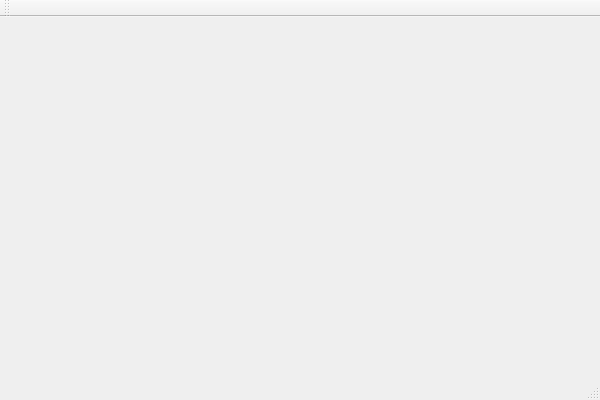
Qt form src/Fishy.ui (Chankeep/Fishy) before a commit.
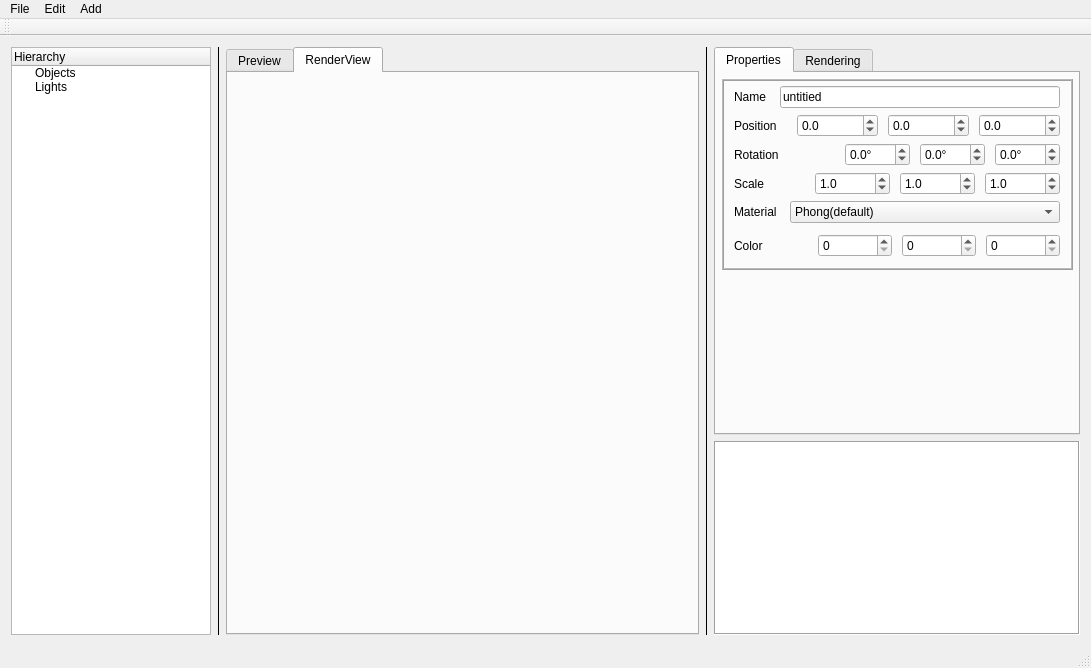
The same form after that commit. The open tabs and pages were chosen to show the change.

Commit message: Improve some features of the UI: 1. Hierarchy and Properties control of objects 2. Implement Material to control the colour

What changed in the file:
```diff
--- a/src/Fishy.ui
+++ b/src/Fishy.ui
@@ -6,23 +6,1148 @@
    <rect>
     <x>0</x>
     <y>0</y>
-    <width>600</width>
-    <height>400</height>
+    <width>1091</width>
+    <height>668</height>
    </rect>
   </property>
   <property name="windowTitle">
    <string>FishyRenderer</string>
   </property>
-  <widget class="QWidget" name="centralWidget"/>
+  <property name="dockOptions">
+   <set>QMainWindow::AnimatedDocks|QMainWindow::VerticalTabs</set>
+  </property>
+  <widget class="QWidget" name="centralWidget">
+   <property name="sizePolicy">
+    <sizepolicy hsizetype="Expanding" vsizetype="Expanding">
+     <horstretch>0</horstretch>
+     <verstretch>0</verstretch>
+    </sizepolicy>
+   </property>
+   <property name="minimumSize">
+    <size>
+     <width>800</width>
+     <height>600</height>
+    </size>
+   </property>
+   <property name="autoFillBackground">
+    <bool>true</bool>
+   </property>
+   <layout class="QGridLayout" name="gridLayout" columnstretch="2,1,7,1,3">
+    <item row="0" column="3">
+     <widget class="Line" name="line_2">
+      <property name="frameShadow">
+       <enum>QFrame::Plain</enum>
+      </property>
+      <property name="lineWidth">
+       <number>1</number>
+      </property>
+      <property name="midLineWidth">
+       <number>5</number>
+      </property>
+      <property name="orientation">
+       <enum>Qt::Vertical</enum>
+      </property>
+     </widget>
+    </item>
+    <item row="0" column="1">
+     <widget class="Line" name="line">
+      <property name="frameShadow">
+       <enum>QFrame::Plain</enum>
+      </property>
+      <property name="midLineWidth">
+       <number>5</number>
+      </property>
+      <property name="orientation">
+       <enum>Qt::Vertical</enum>
+      </property>
+     </widget>
+    </item>
+    <item row="0" column="0">
+     <widget class="QTreeWidget" name="sceneTreeWidget">
+      <property name="sizePolicy">
+       <sizepolicy hsizetype="Expanding" vsizetype="Expanding">
+        <horstretch>0</horstretch>
+        <verstretch>0</verstretch>
+       </sizepolicy>
+      </property>
+      <property name="minimumSize">
+       <size>
+        <width>200</width>
+        <height>0</height>
+       </size>
+      </property>
+      <property name="animated">
+       <bool>false</bool>
+      </property>
+      <column>
+       <property name="text">
+        <string>Hierarchy</string>
+       </property>
+      </column>
+      <item>
+       <property name="text">
+        <string>Objects</string>
+       </property>
+      </item>
+      <item>
+       <property name="text">
+        <string>Lights</string>
+       </property>
+      </item>
+     </widget>
+    </item>
+    <item row="0" column="2">
+     <widget class="QTabWidget" name="displayWidgets">
+      <property name="currentIndex">
+       <number>0</number>
+      </property>
+      <widget class="QWidget" name="previewWidget">
+       <attribute name="title">
+        <string>Preview</string>
+       </attribute>
+      </widget>
+      <widget class="QWidget" name="renderWidget">
+       <attribute name="title">
+        <string>RenderView</string>
+       </attribute>
+       <layout class="QGridLayout" name="gridLayout_5">
+        <item row="1" column="0">
+         <widget class="QLabel" name="renderImage">
+          <property name="text">
+           <string/>
+          </property>
+         </widget>
+        </item>
+       </layout>
+      </widget>
+     </widget>
+    </item>
+    <item row="0" column="4">
+     <layout class="QVBoxLayout" name="verticalLayout_4" stretch="2,1">
+      <item>
+       <widget class="QTabWidget" name="tabWidget">
+        <property name="autoFillBackground">
+         <bool>false</bool>
+        </property>
+        <property name="tabPosition">
+         <enum>QTabWidget::North</enum>
+        </property>
+        <property name="tabShape">
+         <enum>QTabWidget::Rounded</enum>
+        </property>
+        <property name="currentIndex">
+         <number>0</number>
+        </property>
+        <property name="elideMode">
+         <enum>Qt::ElideRight</enum>
+        </property>
+        <property name="documentMode">
+         <bool>false</bool>
+        </property>
+        <property name="tabsClosable">
+         <bool>false</bool>
+        </property>
+        <property name="movable">
+         <bool>false</bool>
+        </property>
+        <property name="tabBarAutoHide">
+         <bool>false</bool>
+        </property>
+        <widget class="QWidget" name="propertiesTab">
+         <property name="enabled">
+          <bool>true</bool>
+         </property>
+         <attribute name="title">
+          <string>Properties</string>
+         </attribute>
+         <layout class="QGridLayout" name="gridLayout_2">
+          <property name="leftMargin">
+           <number>5</number>
+          </property>
+          <property name="topMargin">
+           <number>5</number>
+          </property>
+          <property name="rightMargin">
+           <number>5</number>
+          </property>
+          <property name="bottomMargin">
+           <number>5</number>
+          </property>
+          <property name="spacing">
+           <number>5</number>
+          </property>
+          <item row="0" column="0">
+           <layout class="QVBoxLayout" name="verticalLayout_2">
+            <property name="spacing">
+             <number>5</number>
+            </property>
+            <item>
+             <widget class="QStackedWidget" name="propertyWidget">
+              <property name="frameShape">
+               <enum>QFrame::Box</enum>
+              </property>
+              <property name="frameShadow">
+               <enum>QFrame::Raised</enum>
+              </property>
+              <property name="lineWidth">
+               <number>1</number>
+              </property>
+              <property name="midLineWidth">
+               <number>1</number>
+              </property>
+              <property name="currentIndex">
+               <number>0</number>
+              </property>
+              <widget class="QWidget" name="baseObjPage">
+               <layout class="QGridLayout" name="gridLayout_3">
+                <property name="leftMargin">
+                 <number>5</number>
+                </property>
+                <property name="topMargin">
+                 <number>5</number>
+                </property>
+                <property name="rightMargin">
+                 <number>5</number>
+                </property>
+                <property name="bottomMargin">
+                 <number>5</number>
+                </property>
+                <property name="horizontalSpacing">
+                 <number>4</number>
+                </property>
+                <item row="2" column="0">
+                 <layout class="QHBoxLayout" name="horizontalLayout_6">
+                  <property name="spacing">
+                   <number>10</number>
+                  </property>
+                  <property name="leftMargin">
+                   <number>5</number>
+                  </property>
+                  <property name="rightMargin">
+                   <number>5</number>
+                  </property>
+                  <item>
+                   <widget class="QLabel" name="label_5">
+                    <property name="minimumSize">
+                     <size>
+                      <width>53</width>
+                      <height>0</height>
+                     </size>
+                    </property>
+                    <property name="text">
+                     <string>Rotation</string>
+                    </property>
+                   </widget>
+                  </item>
+                  <item>
+                   <widget class="QDoubleSpinBox" name="rotationX">
+                    <property name="maximumSize">
+                     <size>
+                      <width>65</width>
+                      <height>16777215</height>
+                     </size>
+                    </property>
+                    <property name="wrapping">
+                     <bool>false</bool>
+                    </property>
+                    <property name="frame">
+                     <bool>true</bool>
+                    </property>
+                    <property name="accelerated">
+                     <bool>true</bool>
+                    </property>
+                    <property name="prefix">
+                     <string/>
+                    </property>
+                    <property name="suffix">
+                     <string>°</string>
+                    </property>
+                    <property name="decimals">
+                     <number>1</number>
+                    </property>
+                    <property name="minimum">
+                     <double>-10000.000000000000000</double>
+                    </property>
+                    <property name="maximum">
+                     <double>10000.000000000000000</double>
+                    </property>
+                   </widget>
+                  </item>
+                  <item>
+                   <widget class="QDoubleSpinBox" name="rotationY">
+                    <property name="maximumSize">
+                     <size>
+                      <width>65</width>
+                      <height>16777215</height>
+                     </size>
+                    </property>
+                    <property name="wrapping">
+                     <bool>false</bool>
+                    </property>
+                    <property name="frame">
+                     <bool>true</bool>
+                    </property>
+                    <property name="accelerated">
+                     <bool>true</bool>
+                    </property>
+                    <property name="prefix">
+                     <string/>
+                    </property>
+                    <property name="suffix">
+                     <string>°</string>
+                    </property>
+                    <property name="decimals">
+                     <number>1</number>
+                    </property>
+                    <property name="minimum">
+                     <double>-10000.000000000000000</double>
+                    </property>
+                    <property name="maximum">
+                     <double>10000.000000000000000</double>
+                    </property>
+                   </widget>
+                  </item>
+                  <item>
+                   <widget class="QDoubleSpinBox" name="rotationZ">
+                    <property name="maximumSize">
+                     <size>
+                      <width>65</width>
+                      <height>16777215</height>
+                     </size>
+                    </property>
+                    <property name="wrapping">
+                     <bool>false</bool>
+                    </property>
+                    <property name="frame">
+                     <bool>true</bool>
+                    </property>
+                    <property name="accelerated">
+                     <bool>true</bool>
+                    </property>
+                    <property name="prefix">
+                     <string/>
+                    </property>
+                    <property name="suffix">
+                     <string>°</string>
+                    </property>
+                    <property name="decimals">
+                     <number>1</number>
+                    </property>
+                    <property name="minimum">
+                     <double>-10000.000000000000000</double>
+                    </property>
+                    <property name="maximum">
+                     <double>10000.000000000000000</double>
+                    </property>
+                   </widget>
+                  </item>
+                 </layout>
+                </item>
+                <item row="1" column="0">
+                 <layout class="QHBoxLayout" name="horizontalLayout_3">
+                  <property name="spacing">
+                   <number>10</number>
+                  </property>
+                  <property name="leftMargin">
+                   <number>5</number>
+                  </property>
+                  <property name="rightMargin">
+                   <number>5</number>
+                  </property>
+                  <item>
+                   <widget class="QLabel" name="label_2">
+                    <property name="minimumSize">
+                     <size>
+                      <width>53</width>
+                      <height>0</height>
+                     </size>
+                    </property>
+                    <property name="text">
+                     <string>Position</string>
+                    </property>
+                   </widget>
+                  </item>
+                  <item>
+                   <widget class="QDoubleSpinBox" name="positionX">
+                    <property name="wrapping">
+                     <bool>false</bool>
+                    </property>
+                    <property name="frame">
+                     <bool>true</bool>
+                    </property>
+                    <property name="accelerated">
+                     <bool>true</bool>
+                    </property>
+                    <property name="prefix">
+                     <string/>
+                    </property>
+                    <property name="suffix">
+                     <string/>
+                    </property>
+                    <property name="decimals">
+                     <number>1</number>
+                    </property>
+                    <property name="minimum">
+                     <double>-1000000.000000000000000</double>
+                    </property>
+                    <property name="maximum">
+                     <double>1000000.000000000000000</double>
+                    </property>
+                   </widget>
+                  </item>
+                  <item>
+                   <widget class="QDoubleSpinBox" name="positionY">
+                    <property name="wrapping">
+                     <bool>false</bool>
+                    </property>
+                    <property name="frame">
+                     <bool>true</bool>
+                    </property>
+                    <property name="accelerated">
+                     <bool>true</bool>
+                    </property>
+                    <property name="prefix">
+                     <string/>
+                    </property>
+                    <property name="suffix">
+                     <string/>
+                    </property>
+                    <property name="decimals">
+                     <number>1</number>
+                    </property>
+                    <property name="minimum">
+                     <double>-1000000.000000000000000</double>
+                    </property>
+                    <property name="maximum">
+                     <double>1000000.000000000000000</double>
+                    </property>
+                   </widget>
+                  </item>
+                  <item>
+                   <widget class="QDoubleSpinBox" name="positionZ">
+                    <property name="wrapping">
+                     <bool>false</bool>
+                    </property>
+                    <property name="frame">
+                     <bool>true</bool>
+                    </property>
+                    <property name="accelerated">
+                     <bool>true</bool>
+                    </property>
+                    <property name="prefix">
+                     <string/>
+                    </property>
+                    <property name="suffix">
+                     <string/>
+                    </property>
+                    <property name="decimals">
+                     <number>1</number>
+                    </property>
+                    <property name="minimum">
+                     <double>-1000000.000000000000000</double>
+                    </property>
+                    <property name="maximum">
+                     <double>1000000.000000000000000</double>
+                    </property>
+                   </widget>
+                  </item>
+                 </layout>
+                </item>
+                <item row="4" column="0">
+                 <layout class="QHBoxLayout" name="horizontalLayout_4">
+                  <property name="leftMargin">
+                   <number>5</number>
+                  </property>
+                  <property name="rightMargin">
+                   <number>5</number>
+                  </property>
+                  <item>
+                   <widget class="QLabel" name="label_3">
+                    <property name="minimumSize">
+                     <size>
+                      <width>50</width>
+                      <height>0</height>
+                     </size>
+                    </property>
+                    <property name="maximumSize">
+                     <size>
+                      <width>45</width>
+                      <height>16777215</height>
+                     </size>
+                    </property>
+                    <property name="text">
+                     <string>Material</string>
+                    </property>
+                   </widget>
+                  </item>
+                  <item>
+                   <widget class="QComboBox" name="materialBox">
+                    <item>
+                     <property name="text">
+                      <string>Phong(default)</string>
+                     </property>
+                    </item>
+                   </widget>
+                  </item>
+                 </layout>
+                </item>
+                <item row="0" column="0">
+                 <layout class="QHBoxLayout" name="horizontalLayout_2">
+                  <property name="leftMargin">
+                   <number>5</number>
+                  </property>
+                  <property name="rightMargin">
+                   <number>5</number>
+                  </property>
+                  <property name="bottomMargin">
+                   <number>0</number>
+                  </property>
+                  <item>
+                   <widget class="QLabel" name="label">
+                    <property name="minimumSize">
+                     <size>
+                      <width>40</width>
+                      <height>0</height>
+                     </size>
+                    </property>
+                    <property name="text">
+                     <string>Name</string>
+                    </property>
+                   </widget>
+                  </item>
+                  <item>
+                   <widget class="QLineEdit" name="nameEdit">
+                    <property name="text">
+                     <string>untitied</string>
+                    </property>
+                   </widget>
+                  </item>
+                 </layout>
+                </item>
+                <item row="3" column="0">
+                 <layout class="QHBoxLayout" name="horizontalLayout_5">
+                  <property name="spacing">
+                   <number>10</number>
+                  </property>
+                  <property name="leftMargin">
+                   <number>5</number>
+                  </property>
+                  <property name="rightMargin">
+                   <number>5</number>
+                  </property>
+                  <item>
+                   <widget class="QLabel" name="label_4">
+                    <property name="minimumSize">
+                     <size>
+                      <width>53</width>
+                      <height>0</height>
+                     </size>
+                    </property>
+                    <property name="text">
+                     <string>Scale</string>
+                    </property>
+                   </widget>
+                  </item>
+                  <item>
+                   <widget class="QDoubleSpinBox" name="scaleX">
+                    <property name="wrapping">
+                     <bool>false</bool>
+                    </property>
+                    <property name="frame">
+                     <bool>true</bool>
+                    </property>
+                    <property name="accelerated">
+                     <bool>true</bool>
+                    </property>
+                    <property name="prefix">
+                     <string/>
+                    </property>
+                    <property name="suffix">
+                     <string/>
+                    </property>
+                    <property name="decimals">
+                     <number>1</number>
+                    </property>
+                    <property name="minimum">
+                     <double>-10000.000000000000000</double>
+                    </property>
+                    <property name="maximum">
+                     <double>10000.000000000000000</double>
+                    </property>
+                    <property name="singleStep">
+                     <double>0.100000000000000</double>
+                    </property>
+                    <property name="value">
+                     <double>1.000000000000000</double>
+                    </property>
+                   </widget>
+                  </item>
+                  <item>
+                   <widget class="QDoubleSpinBox" name="scaleY">
+                    <property name="wrapping">
+                     <bool>false</bool>
+                    </property>
+                    <property name="frame">
+                     <bool>true</bool>
+                    </property>
+                    <property name="accelerated">
+                     <bool>true</bool>
+                    </property>
+                    <property name="prefix">
+                     <string/>
+                    </property>
+                    <property name="suffix">
+                     <string/>
+                    </property>
+                    <property name="decimals">
+                     <number>1</number>
+                    </property>
+                    <property name="minimum">
+                     <double>-10000.000000000000000</double>
+                    </property>
+                    <property name="maximum">
+                     <double>10000.000000000000000</double>
+                    </property>
+                    <property name="singleStep">
+                     <double>0.100000000000000</double>
+                    </property>
+                    <property name="value">
+                     <double>1.000000000000000</double>
+                    </property>
+                   </widget>
+                  </item>
+                  <item>
+                   <widget class="QDoubleSpinBox" name="scaleZ">
+                    <property name="wrapping">
+                     <bool>false</bool>
+                    </property>
+                    <property name="frame">
+                     <bool>true</bool>
+                    </property>
+                    <property name="accelerated">
+                     <bool>true</bool>
+                    </property>
+                    <property name="prefix">
+                     <string/>
+                    </property>
+                    <property name="suffix">
+                     <string/>
+                    </property>
+                    <property name="decimals">
+                     <number>1</number>
+                    </property>
+                    <property name="minimum">
+                     <double>-10000.000000000000000</double>
+                    </property>
+                    <property name="maximum">
+                     <double>10000.000000000000000</double>
+                    </property>
+                    <property name="singleStep">
+                     <double>0.100000000000000</double>
+                    </property>
+                    <property name="value">
+                     <double>1.000000000000000</double>
+                    </property>
+                   </widget>
+                  </item>
+                 </layout>
+                </item>
+                <item row="5" column="0">
+                 <layout class="QHBoxLayout" name="horizontalLayout_12">
+                  <property name="spacing">
+                   <number>10</number>
+                  </property>
+                  <property name="leftMargin">
+                   <number>5</number>
+                  </property>
+                  <property name="topMargin">
+                   <number>5</number>
+                  </property>
+                  <property name="rightMargin">
+                   <number>5</number>
+                  </property>
+                  <property name="bottomMargin">
+                   <number>5</number>
+                  </property>
+                  <item>
+                   <widget class="QLabel" name="label_11">
+                    <property name="text">
+                     <string>Color</string>
+                    </property>
+                   </widget>
+                  </item>
+                  <item>
+                   <widget class="QSpinBox" name="colorR">
+                    <property name="maximum">
+                     <number>255</number>
+                    </property>
+                    <property name="singleStep">
+                     <number>5</number>
+                    </property>
+                   </widget>
+                  </item>
+                  <item>
+                   <widget class="QSpinBox" name="colorG">
+                    <property name="maximum">
+                     <number>255</number>
+                    </property>
+                    <property name="singleStep">
+                     <number>5</number>
+                    </property>
+                   </widget>
+                  </item>
+                  <item>
+                   <widget class="QSpinBox" name="colorB">
+                    <property name="maximum">
+                     <number>255</number>
+                    </property>
+                    <property name="singleStep">
+                     <number>5</number>
+                    </property>
+                   </widget>
+                  </item>
+                 </layout>
+                </item>
+               </layout>
+              </widget>
+              <widget class="QWidget" name="lightPropsPage"/>
+             </widget>
+            </item>
+            <item>
+             <spacer name="verticalSpacer_2">
+              <property name="orientation">
+               <enum>Qt::Vertical</enum>
+              </property>
+              <property name="sizeHint" stdset="0">
+               <size>
+                <width>20</width>
+                <height>40</height>
+               </size>
+              </property>
+             </spacer>
+            </item>
+           </layout>
+          </item>
+         </layout>
+        </widget>
+        <widget class="QWidget" name="renderingTab">
+         <attribute name="title">
+          <string>Rendering</string>
+         </attribute>
+         <layout class="QVBoxLayout" name="verticalLayout">
+          <item>
+           <widget class="QStackedWidget" name="stackedWidget">
+            <property name="sizePolicy">
+             <sizepolicy hsizetype="Preferred" vsizetype="Preferred">
+              <horstretch>0</horstretch>
+              <verstretch>0</verstretch>
+             </sizepolicy>
+            </property>
+            <property name="frameShape">
+             <enum>QFrame::Box</enum>
+            </property>
+            <property name="frameShadow">
+             <enum>QFrame::Sunken</enum>
+            </property>
+            <property name="midLineWidth">
+             <number>1</number>
+            </property>
+            <property name="currentIndex">
+             <number>0</number>
+            </property>
+            <widget class="QWidget" name="page">
+             <layout class="QGridLayout" name="gridLayout_4">
+              <property name="leftMargin">
+               <number>5</number>
+              </property>
+              <property name="topMargin">
+               <number>5</number>
+              </property>
+              <property name="rightMargin">
+               <number>5</number>
+              </property>
+              <property name="bottomMargin">
+               <number>5</number>
+              </property>
+              <property name="spacing">
+               <number>5</number>
+              </property>
+              <item row="0" column="0">
+               <layout class="QHBoxLayout" name="horizontalLayout_9">
+                <property name="spacing">
+                 <number>10</number>
+                </property>
+                <property name="leftMargin">
+                 <number>5</number>
+                </property>
+                <property name="topMargin">
+                 <number>5</number>
+                </property>
+                <property name="rightMargin">
+                 <number>5</number>
+                </property>
+                <property name="bottomMargin">
+                 <number>5</number>
+                </property>
+                <item>
+                 <widget class="QLabel" name="label_9">
+                  <property name="text">
+                   <string>SamplesPerPixel</string>
+                  </property>
+                 </widget>
+                </item>
+                <item>
+                 <widget class="QLineEdit" name="sppEdit">
+                  <property name="text">
+                   <string>2</string>
+                  </property>
+                 </widget>
+                </item>
+                <item>
+                 <spacer name="horizontalSpacer">
+                  <property name="orientation">
+                   <enum>Qt::Horizontal</enum>
+                  </property>
+                  <property name="sizeHint" stdset="0">
+                   <size>
+                    <width>200</width>
+                    <height>20</height>
+                   </size>
+                  </property>
+                 </spacer>
+                </item>
+               </layout>
+              </item>
+              <item row="2" column="0">
+               <widget class="QPushButton" name="renderButton">
+                <property name="maximumSize">
+                 <size>
+                  <width>16777215</width>
+                  <height>16777215</height>
+                 </size>
+                </property>
+                <property name="text">
+                 <string>Render</string>
+                </property>
+                <property name="flat">
+                 <bool>false</bool>
+                </property>
+               </widget>
+              </item>
+              <item row="3" column="0">
+               <spacer name="verticalSpacer_4">
+                <property name="orientation">
+                 <enum>Qt::Vertical</enum>
+                </property>
+                <property name="sizeHint" stdset="0">
+                 <size>
+                  <width>20</width>
+                  <height>40</height>
+                 </size>
+                </property>
+               </spacer>
+              </item>
+             </layout>
+            </widget>
+            <widget class="QWidget" name="qt3DPreviewSetting">
+             <layout class="QVBoxLayout" name="verticalLayout_5">
+              <item>
+               <layout class="QVBoxLayout" name="verticalLayout_3">
+                <item>
+                 <layout class="QHBoxLayout" name="horizontalLayout_8">
+                  <property name="spacing">
+                   <number>10</number>
+                  </property>
+                  <property name="leftMargin">
+                   <number>5</number>
+                  </property>
+                  <property name="topMargin">
+                   <number>5</number>
+                  </property>
+                  <property name="rightMargin">
+                   <number>5</number>
+                  </property>
+                  <property name="bottomMargin">
+                   <number>5</number>
+                  </property>
+                  <item>
+                   <widget class="QLabel" name="label_8">
+                    <property name="text">
+                     <string>Diffuse</string>
+                    </property>
+                   </widget>
+                  </item>
+                  <item>
+                   <widget class="QSpinBox" name="diffuseR">
+                    <property name="maximum">
+                     <number>255</number>
+                    </property>
+                    <property name="singleStep">
+                     <number>5</number>
+                    </property>
+                   </widget>
+                  </item>
+                  <item>
+                   <widget class="QSpinBox" name="diffuseG">
+                    <property name="maximum">
+                     <number>255</number>
+                    </property>
+                    <property name="singleStep">
+                     <number>5</number>
+                    </property>
+                   </widget>
+                  </item>
+                  <item>
+                   <widget class="QSpinBox" name="diffuseB">
+                    <property name="maximum">
+                     <number>255</number>
+                    </property>
+                    <property name="singleStep">
+                     <number>5</number>
+                    </property>
+                   </widget>
+                  </item>
+                 </layout>
+                </item>
+                <item>
+                 <layout class="QHBoxLayout" name="horizontalLayout_7">
+                  <property name="spacing">
+                   <number>10</number>
+                  </property>
+                  <property name="leftMargin">
+                   <number>5</number>
+                  </property>
+                  <property name="topMargin">
+                   <number>5</number>
+                  </property>
+                  <property name="rightMargin">
+                   <number>5</number>
+                  </property>
+                  <property name="bottomMargin">
+                   <number>5</number>
+                  </property>
+                  <item>
+                   <widget class="QLabel" name="label_7">
+                    <property name="text">
+                     <string>Specular</string>
+                    </property>
+                   </widget>
+                  </item>
+                  <item>
+                   <widget class="QSpinBox" name="specularR">
+                    <property name="maximum">
+                     <number>255</number>
+                    </property>
+                    <property name="singleStep">
+                     <number>5</number>
+                    </property>
+                   </widget>
+                  </item>
+                  <item>
+                   <widget class="QSpinBox" name="specularG">
+                    <property name="maximum">
+                     <number>255</number>
+                    </property>
+                    <property name="singleStep">
+                     <number>5</number>
+                    </property>
+                   </widget>
+                  </item>
+                  <item>
+                   <widget class="QSpinBox" name="specularB">
+                    <property name="maximum">
+                     <number>255</number>
+                    </property>
+                    <property name="singleStep">
+                     <number>5</number>
+                    </property>
+                   </widget>
+                  </item>
+                 </layout>
+                </item>
+                <item>
+                 <layout class="QHBoxLayout" name="horizontalLayout_10">
+                  <property name="spacing">
+                   <number>10</number>
+                  </property>
+                  <property name="leftMargin">
+                   <number>5</number>
+                  </property>
+                  <property name="topMargin">
+                   <number>5</number>
+                  </property>
+                  <property name="rightMargin">
+                   <number>5</number>
+                  </property>
+                  <property name="bottomMargin">
+                   <number>5</number>
+                  </property>
+                  <item>
+                   <widget class="QLabel" name="label_10">
+                    <property name="text">
+                     <string>Ambient</string>
+                    </property>
+                   </widget>
+                  </item>
+                  <item>
+                   <widget class="QSpinBox" name="ambientR">
+                    <property name="maximum">
+                     <number>255</number>
+                    </property>
+                    <property name="singleStep">
+                     <number>5</number>
+                    </property>
+                   </widget>
+                  </item>
+                  <item>
+                   <widget class="QSpinBox" name="ambientG">
+                    <property name="maximum">
+                     <number>255</number>
+                    </property>
+                    <property name="singleStep">
+                     <number>5</number>
+                    </property>
+                   </widget>
+                  </item>
+                  <item>
+                   <widget class="QSpinBox" name="ambientB">
+                    <property name="maximum">
+                     <number>255</number>
+                    </property>
+                    <property name="singleStep">
+                     <number>5</number>
+                    </property>
+                   </widget>
+                  </item>
+                 </layout>
+                </item>
+                <item>
+                 <layout class="QHBoxLayout" name="horizontalLayout">
+                  <property name="spacing">
+                   <number>10</number>
+                  </property>
+                  <property name="leftMargin">
+                   <number>5</number>
+                  </property>
+                  <property name="topMargin">
+                   <number>5</number>
+                  </property>
+                  <property name="rightMargin">
+                   <number>5</number>
+                  </property>
+                  <property name="bottomMargin">
+                   <number>5</number>
+                  </property>
+                  <item>
+                   <widget class="QLabel" name="label_6">
+                    <property name="text">
+                     <string>Shininess</string>
+                    </property>
+                   </widget>
+                  </item>
+                  <item>
+                   <widget class="QSlider" name="shininessSlider">
+                    <property name="maximum">
+                     <number>100</number>
+                    </property>
+                    <property name="value">
+                     <number>50</number>
+                    </property>
+                    <property name="sliderPosition">
+                     <number>50</number>
+                    </property>
+                    <property name="orientation">
+                     <enum>Qt::Horizontal</enum>
+                    </property>
+                    <property name="invertedAppearance">
+                     <bool>false</bool>
+                    </property>
+                    <property name="invertedControls">
+                     <bool>false</bool>
+                    </property>
+                    <property name="tickPosition">
+                     <enum>QSlider::NoTicks</enum>
+                    </property>
+                   </widget>
+                  </item>
+                 </layout>
+                </item>
+               </layout>
+              </item>
+             </layout>
+            </widget>
+           </widget>
+          </item>
+          <item>
+           <spacer name="verticalSpacer">
+            <property name="orientation">
+             <enum>Qt::Vertical</enum>
+            </property>
+            <property name="sizeHint" stdset="0">
+             <size>
+              <width>20</width>
+              <height>40</height>
+             </size>
+            </property>
+           </spacer>
+          </item>
+         </layout>
+        </widget>
+       </widget>
+      </item>
+      <item>
+       <widget class="QTextEdit" name="logMessage">
+        <property name="minimumSize">
+         <size>
+          <width>0</width>
+          <height>100</height>
+         </size>
+        </property>
+        <property name="frameShape">
+         <enum>QFrame::Box</enum>
+        </property>
+        <property name="frameShadow">
+         <enum>QFrame::Sunken</enum>
+        </property>
+       </widget>
+      </item>
+     </layout>
+    </item>
+   </layout>
+  </widget>
   <widget class="QMenuBar" name="menuBar">
    <property name="geometry">
     <rect>
      <x>0</x>
      <y>0</y>
-     <width>600</width>
+     <width>1091</width>
      <height>22</height>
     </rect>
    </property>
+   <widget class="QMenu" name="menuFile">
+    <property name="title">
+     <string>File</string>
+    </property>
+    <addaction name="actionNew"/>
+    <addaction name="separator"/>
+    <addaction name="actionOpen"/>
+   </widget>
+   <widget class="QMenu" name="menuEdit">
+    <property name="title">
+     <string>Edit</string>
+    </property>
+   </widget>
+   <widget class="QMenu" name="menuAdd">
+    <property name="title">
+     <string>Add</string>
+    </property>
+    <addaction name="actionLoad_Model"/>
+    <addaction name="separator"/>
+    <addaction name="actionSphere"/>
+   </widget>
+   <addaction name="menuFile"/>
+   <addaction name="menuEdit"/>
+   <addaction name="menuAdd"/>
   </widget>
   <widget class="QToolBar" name="mainToolBar">
    <attribute name="toolBarArea">
```
Left out of the diff: 20 changed lines with no effect on the pictures. The commit also changes 23 other files.
